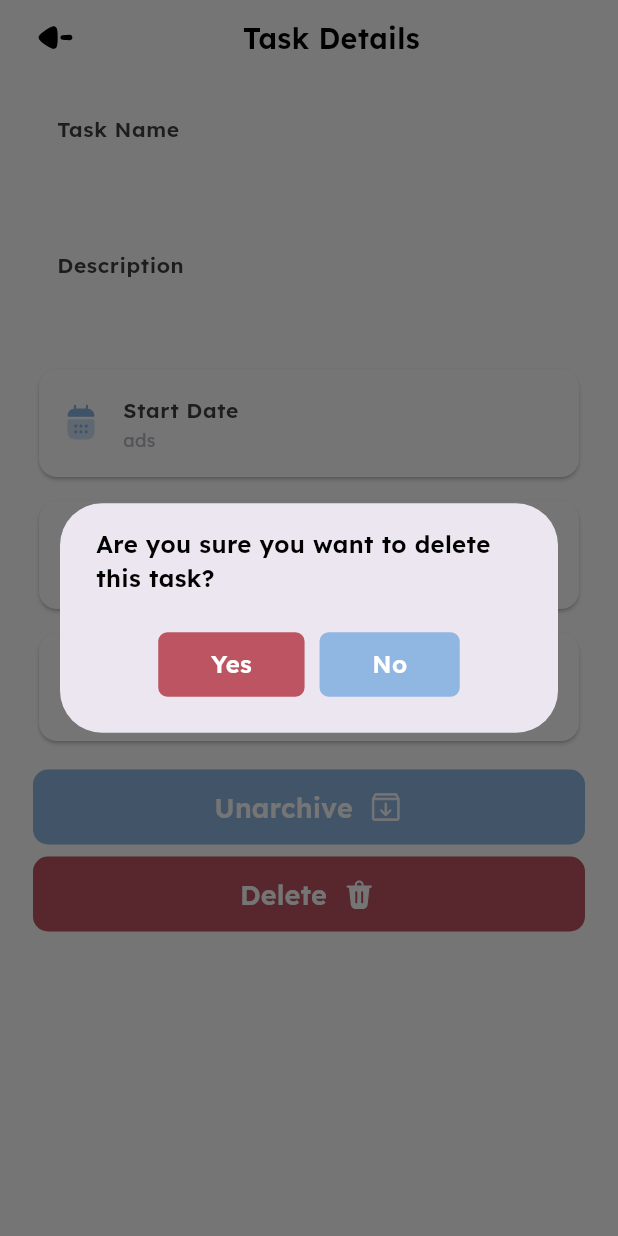
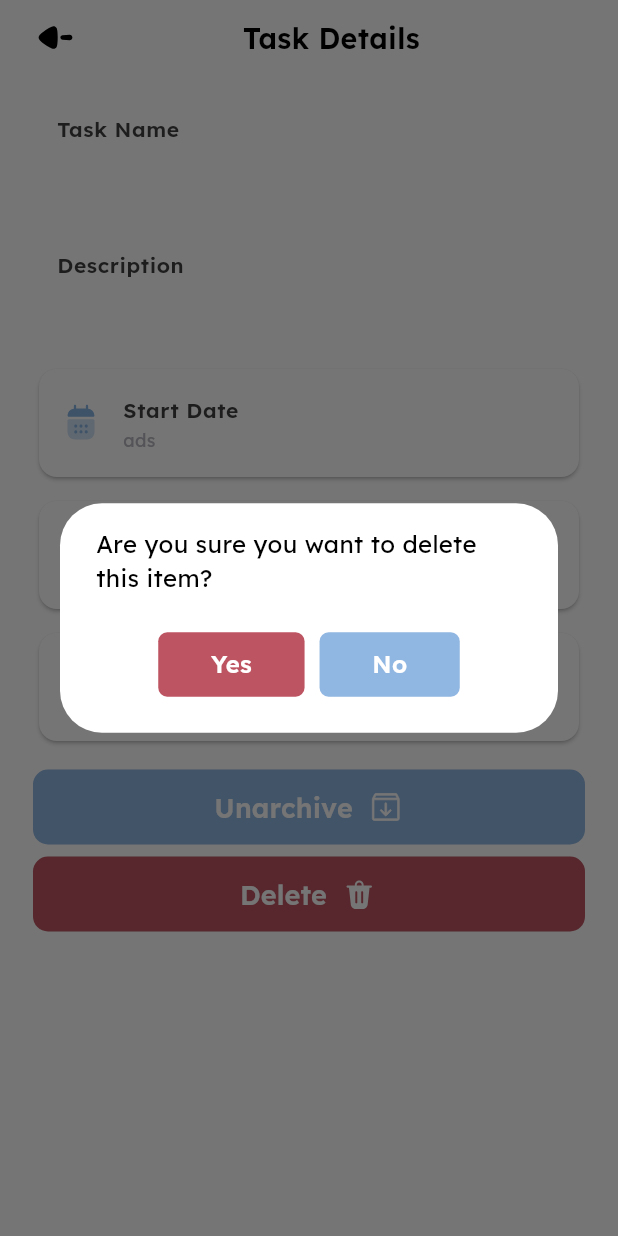
Before and after one commit to mohamedamr77/to-do-app, a Flutter app: the TaskDetailsAchievedScreen screen opened directly with empty values, after a tap on "Delete", on a phone screen of 412 x 824 dp. Run offline on Flutter 3.47's test engine with Material 3 defaults, Android fonts, the phone set to English and light mode, and no system bars; our stand-ins replace animate_do, device_preview, flutter_bloc, flutter_screenutil, flutter_svg, hive and 3 more; accounts and stored records are empty.

Commit message:
app is good

```diff
--- /dev/null
+++ b/lib/core/shared_widget/show_deleteDialog.dart
@@ -0,0 +1,93 @@
+import 'package:flutter/material.dart';
+import 'package:flutter_bloc/flutter_bloc.dart';
+
+import '../colorCore.dart';
+import '../data/model/task_model.dart';
+import '../fontfamily.dart';
+import '../textCore.dart';
+import '../../features/home_page/controller/home_page_Cubit.dart';
+import '../../features/home_page/views/HomePageScreen.dart';
+
+class DeleteDialog extends StatelessWidget {
+  final TaskModel task;
+  const DeleteDialog({super.key, required this.task,required this.onTap});
+  final void Function()? onTap;
+  @override
+  Widget build(BuildContext context) {
+    return AlertDialog(
+      backgroundColor: Theme.of(context).canvasColor == Colors.white
+          ? const Color(0xff283F5A)
+          : Colors.white,
+      content: Text(
+        TextApp.areYouSureDeleteText,
+        style: TextStyle(
+          color: Theme.of(context).canvasColor == Colors.white
+              ? const Color(0xffF0F0F0)
+              : Colors.black,
+          fontWeight: FontWeight.w500,
+          fontFamily: FontFamilyApp.lexendDecaRegular,
+          fontSize: 16,
+        ),
+      ),
+      actions: <Widget>[
+        Row(
+          mainAxisAlignment: MainAxisAlignment.center,
+          children: [
+            GestureDetector(
+              onTap: onTap,
+              child: Container(
+                padding: const EdgeInsets.symmetric(
+                    horizontal: 35, vertical: 10),
+                decoration: BoxDecoration(
+                  borderRadius: BorderRadius.circular(6),
+                  color: const Color(0xffBD5461),
+                ),
+                child: const Text(
+                  TextApp.yesText,
+                  style: TextStyle(
+                    fontSize: 16,
+                    fontWeight: FontWeight.w600,
+                    fontFamily: "LexendDeca",
+                    color: Colors.white,
+                  ),
+                ),
+              ),
+            ),
+            const SizedBox(width: 10),
+            GestureDetector(
+              onTap: () {
+                Navigator.of(context).pop();
+              },
+              child: Container(
+                padding: const EdgeInsets.symmetric(
+                    horizontal: 35, vertical: 10),
+                decoration: BoxDecoration(
+                  borderRadius: BorderRadius.circular(6),
+                  color: ColorApp.primaryColor,
+                ),
+                child: const Text(
+                  TextApp.noText,
+                  style: TextStyle(
+                    fontSize: 16,
+                    fontWeight: FontWeight.w600,
+                    fontFamily: FontFamilyApp.lexendDecaSemiBold,
+                    color: ColorApp.whiteColor,
+                  ),
+                ),
+              ),
+            ),
+          ],
+        ),
+      ],
+    );
+  }
+
+  static void show({required BuildContext context,required TaskModel task,required void Function()? onTap}) {
+    showDialog(
+      context: context,
+      builder: (BuildContext context) {
+        return DeleteDialog(task: task, onTap: onTap,);
+      },
+    );
+  }
+}
--- a/lib/features/home_page/controller/home_page_Cubit.dart
+++ b/lib/features/home_page/controller/home_page_Cubit.dart
@@ -33,7 +33,9 @@ class HomePageCubit extends Cubit<HomePageState> {
     notesBox.putAt(index, taskModel);
     List<TaskModel> tasks = notesBox.values.toList();
     List<TaskModel> tasksNotArchive = tasks.where((notArchiveTask) => notArchiveTask.doneTask == true).toList();
-    print(tasksNotArchive.length);
+    if (kDebugMode) {
+      print(tasksNotArchive.length);
+    }
     // Update the task in Hive
     fetchAllTasks(); // Emit the updated list to refresh the UI
   }
--- a/lib/features/task_details_archieved/views/widgets/task_details_achieved_body.dart
+++ b/lib/features/task_details_archieved/views/widgets/task_details_achieved_body.dart
@@ -2,6 +2,7 @@ import 'package:flutter/material.dart';
 import 'package:flutter_bloc/flutter_bloc.dart';
 import 'package:flutter_svg/svg.dart';
 import 'package:intl/intl.dart';
+import 'package:todo/core/shared_widget/show_deleteDialog.dart';
 import '../../../../core/data/model/task_model.dart';
 import '../../../../core/shared_widget/custom_appbar.dart';
 import '../../../../core/shared_widget/custom_button.dart';
@@ -119,7 +120,15 @@ class TaskDetailsAchievedBody extends StatelessWidget {
               backGroundColor: const Color(0XFFBD5461),
               nameButton: 'Delete',
               onTap: () {
-                _showDeleteDialog(context, taskAchieved);
+                DeleteDialog.show(
+                  task: taskAchieved,
+                  onTap: () {
+                    taskAchieved.delete();
+                    Navigator.of(context)..pop()..pop();
+                    BlocProvider.of<ArchivedTaskCubit>(context).fetchAllTasks();
+                  },
+                  context: context,
+                );
               },
               image: "assets/images/svg/delete_dismissible.svg",
             ),
@@ -129,84 +138,5 @@ class TaskDetailsAchievedBody extends StatelessWidget {
     );
   }
 
-  void _showDeleteDialog(BuildContext context, TaskModel task) {
-    showDialog(
-      context: context,
-      builder: (BuildContext context) {
-        return AlertDialog(
-          content: const Text(
-            'Are you sure you want to delete this task?',
-            style: TextStyle(
-                color: Colors.black,
-                fontWeight: FontWeight.w500,
-                fontFamily: "LexendDeca",
-                fontSize: 16),
-          ),
-          actions: <Widget>[
-            Row(
-              mainAxisAlignment: MainAxisAlignment.center,
-              children: [
-                GestureDetector(
-                  onTap: () {
-                    task.delete();
-                    // Navigator.of(context).pop();
-                    // Navigator.pushReplacement(context, MaterialPageRoute(builder: (context) => ArchivedTasksScreen() ,));
-                    Navigator.of(context)..pop()..pop();
-                    BlocProvider.of<ArchivedTaskCubit>(context).fetchAllTasks();
-                  },
-                  child: Container(
-                    padding: const EdgeInsets.symmetric(
-                        horizontal: 35, vertical: 10),
-                    decoration: BoxDecoration(
-                      borderRadius: BorderRadius.circular(6),
-                      color: const Color(0xffBD5461),
-                    ),
-                    child: const Text(
-                      "Yes",
-                      style: TextStyle(
-                          fontSize: 16,
-                          fontWeight: FontWeight.w600,
-                          fontFamily: "LexendDeca",
-                          color: Colors.white),
-                    ),
-                  ),
-                ),
-                const SizedBox(
-                  width: 10,
-                ),
-                GestureDetector(
-                  onTap: () {
-                    Navigator.of(context).pop();
-                  },
-                  child: Container(
-                    padding: const EdgeInsets.symmetric(
-                        horizontal: 35, vertical: 10),
-                    decoration: BoxDecoration(
-                      borderRadius: BorderRadius.circular(6),
-                      color: const Color(0xff90B6E2),
-                    ),
-                    child: const Text(
-                      "No",
-                      style: TextStyle(
-                          fontSize: 16,
-                          fontWeight: FontWeight.w600,
-                          fontFamily: "LexendDeca",
-                          color: Colors.white),
-                    ),
-                  ),
-                ),
-              ],
-            )
-          ],
-        );
-      },
-    );
-  }
+
 }
-
-String _formatTaskTime(TimeOfDay time) {
-  final hour = time.hour % 12 == 0 ? 12 : time.hour % 12;
-  final minute = time.minute.toString().padLeft(2, '0');
-  final period = time.hour < 12 ? 'AM' : 'PM';
-  return '$hour:$minute $period';
-}
```
Also changed, not shown: lib/features/task_details/views/widgets/show_deleteDialog.dart (deleted, +0 -89 lines), lib/features/task_details/views/widgets/task_details_body.dart (+11 -2 lines).
